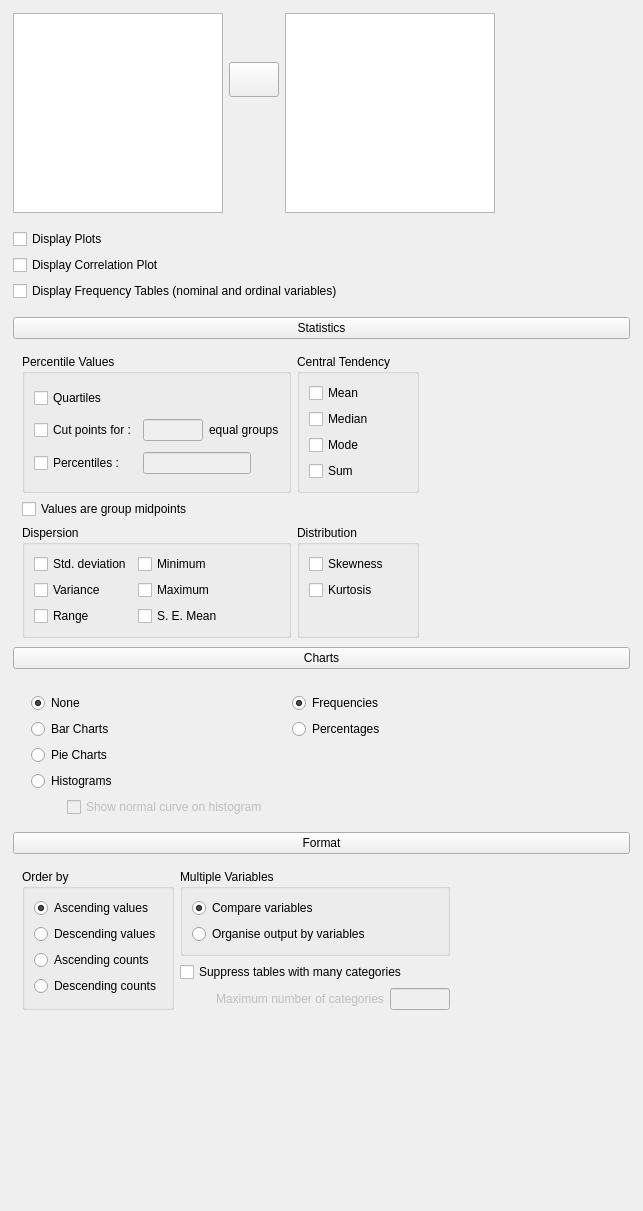
Qt form JASP-Desktop/analysisforms/descriptivesform.ui (jasp-stats/jasp-desktop) before a commit.
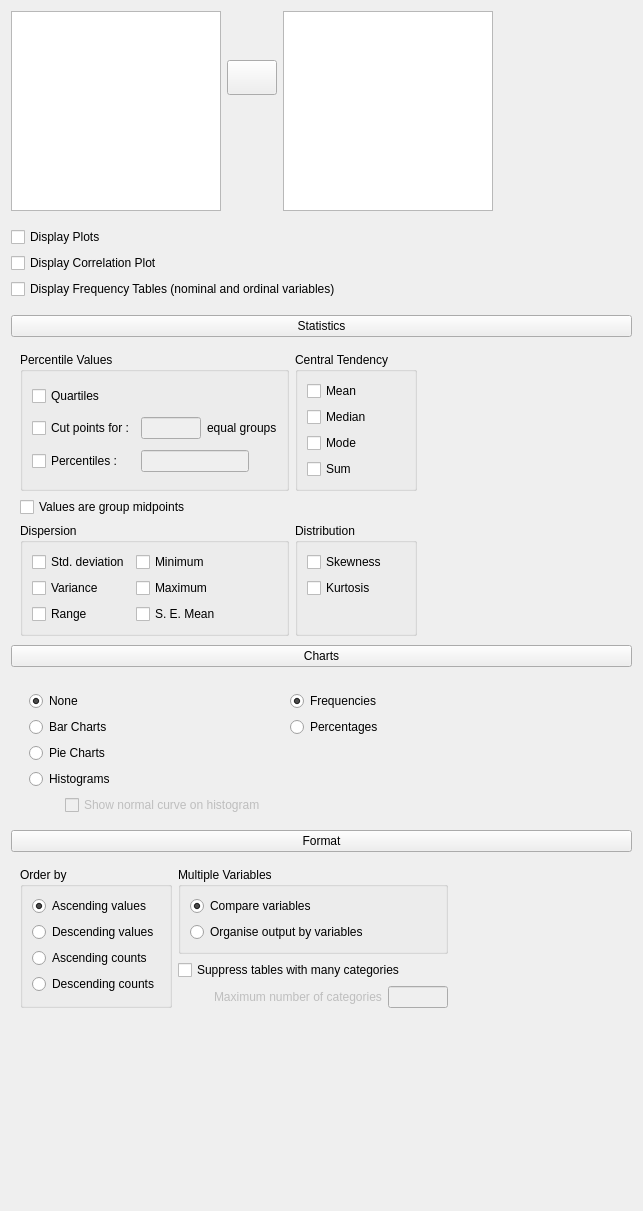
The same form after that commit. Custom widgets are drawn as their Qt base class.

Commit message: UI Changes Stage 5 - Ubuntu Changes

```diff
--- a/JASP-Desktop/analysisforms/descriptivesform.ui
+++ b/JASP-Desktop/analysisforms/descriptivesform.ui
@@ -23,18 +23,6 @@
    <property name="spacing">
     <number>3</number>
    </property>
-   <property name="leftMargin">
-    <number>13</number>
-   </property>
-   <property name="topMargin">
-    <number>13</number>
-   </property>
-   <property name="rightMargin">
-    <number>13</number>
-   </property>
-   <property name="bottomMargin">
-    <number>13</number>
-   </property>
    <item>
     <widget class="QWidget" name="horizontalWidget" native="true">
      <property name="sizePolicy">
```
Left out of the diff: 26 changed lines with no effect on the pictures. The commit also changes 5 other files.
